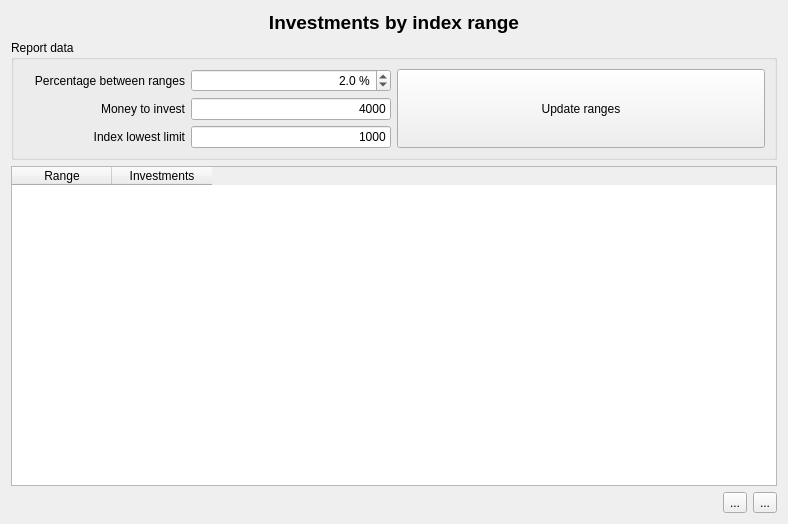
Before: the Qt Designer form ui/wdgIndexRange.ui in turulomio/xulpymoney, drawn with Qt 5.
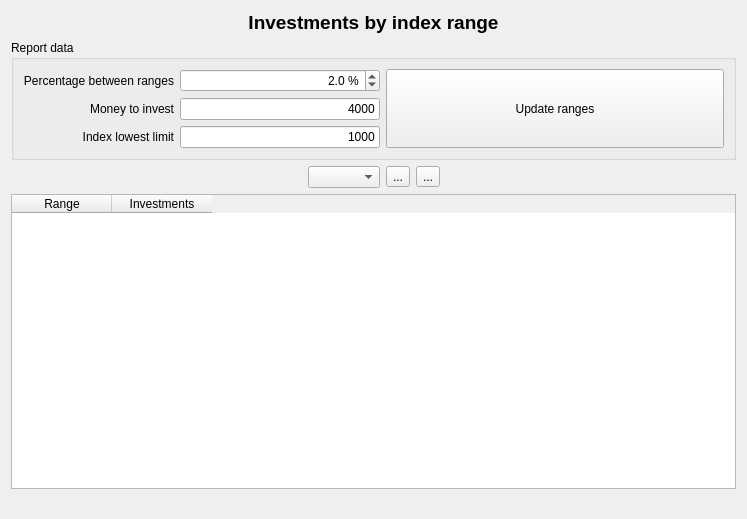
After: the same form once the commit is applied. Icons and pictures are not drawn. Custom widgets are drawn as their Qt base class.

Commit message: wdgIndexRange can now select benchmark price

Patch:
```diff
--- a/ui/wdgIndexRange.ui
+++ b/ui/wdgIndexRange.ui
@@ -6,12 +6,10 @@
    <rect>
     <x>0</x>
     <y>0</y>
-    <width>788</width>
-    <height>524</height>
+    <width>747</width>
+    <height>519</height>
    </rect>
   </property>
-  <layout class="QHBoxLayout" name="horizontalLayout_6">
-   <item>
     <layout class="QVBoxLayout" name="verticalLayout_3">
      <item>
       <widget class="QLabel" name="lbl">
@@ -187,6 +185,71 @@
        </layout>
       </widget>
      </item>
+   <item>
+    <layout class="QHBoxLayout" name="horizontalLayout_4">
+     <item>
+      <spacer name="horizontalSpacer">
+       <property name="orientation">
+        <enum>Qt::Horizontal</enum>
+       </property>
+       <property name="sizeHint" stdset="0">
+        <size>
+         <width>40</width>
+         <height>20</height>
+        </size>
+       </property>
+      </spacer>
+     </item>
+     <item>
+      <widget class="QComboBox" name="cmbBenchmarkCurrent">
+       <property name="sizeAdjustPolicy">
+        <enum>QComboBox::AdjustToContentsOnFirstShow</enum>
+       </property>
+      </widget>
+     </item>
+     <item>
+      <widget class="QToolButton" name="cmdIRAnalisis">
+       <property name="toolTip">
+        <string>Show benchmark report</string>
+       </property>
+       <property name="text">
+        <string>...</string>
+       </property>
+       <property name="icon">
+        <iconset resource="../images/xulpymoney.qrc">
+         <normaloff>:/xulpymoney/books.png</normaloff>:/xulpymoney/books.png</iconset>
+       </property>
+      </widget>
+     </item>
+     <item>
+      <widget class="QToolButton" name="cmdIRInsertar">
+       <property name="toolTip">
+        <string>Add a price to the benchmark</string>
+       </property>
+       <property name="text">
+        <string>...</string>
+       </property>
+       <property name="icon">
+        <iconset resource="../images/xulpymoney.qrc">
+         <normaloff>:/xulpymoney/add.png</normaloff>:/xulpymoney/add.png</iconset>
+       </property>
+      </widget>
+     </item>
+     <item>
+      <spacer name="horizontalSpacer_2">
+       <property name="orientation">
+        <enum>Qt::Horizontal</enum>
+       </property>
+       <property name="sizeHint" stdset="0">
+        <size>
+         <width>40</width>
+         <height>20</height>
+        </size>
+       </property>
+      </spacer>
+     </item>
+    </layout>
+   </item>
      <item>
       <widget class="myQTableWidget" name="table">
        <property name="contextMenuPolicy">
@@ -220,8 +283,6 @@
       </widget>
      </item>
      <item>
-      <layout class="QHBoxLayout" name="horizontalLayout_4">
-       <item>
         <widget class="QLabel" name="lblTotal">
          <property name="font">
           <font>
@@ -234,38 +295,6 @@
           <set>Qt::AlignCenter</set>
          </property>
         </widget>
-       </item>
-       <item>
-        <widget class="QToolButton" name="cmdIRAnalisis">
-         <property name="toolTip">
-          <string>Show benchmark report</string>
-         </property>
-         <property name="text">
-          <string>...</string>
-         </property>
-         <property name="icon">
-          <iconset resource="../images/xulpymoney.qrc">
-           <normaloff>:/xulpymoney/books.png</normaloff>:/xulpymoney/books.png</iconset>
-         </property>
-        </widget>
-       </item>
-       <item>
-        <widget class="QToolButton" name="cmdIRInsertar">
-         <property name="toolTip">
-          <string>Add a price to the benchmark</string>
-         </property>
-         <property name="text">
-          <string>...</string>
-         </property>
-         <property name="icon">
-          <iconset resource="../images/xulpymoney.qrc">
-           <normaloff>:/xulpymoney/add.png</normaloff>:/xulpymoney/add.png</iconset>
-         </property>
-        </widget>
-       </item>
-      </layout>
-     </item>
-    </layout>
    </item>
   </layout>
   <action name="actionTop">
```
Lines whose indentation alone changed are shown as unchanged. The commit also changes 5 other files.
